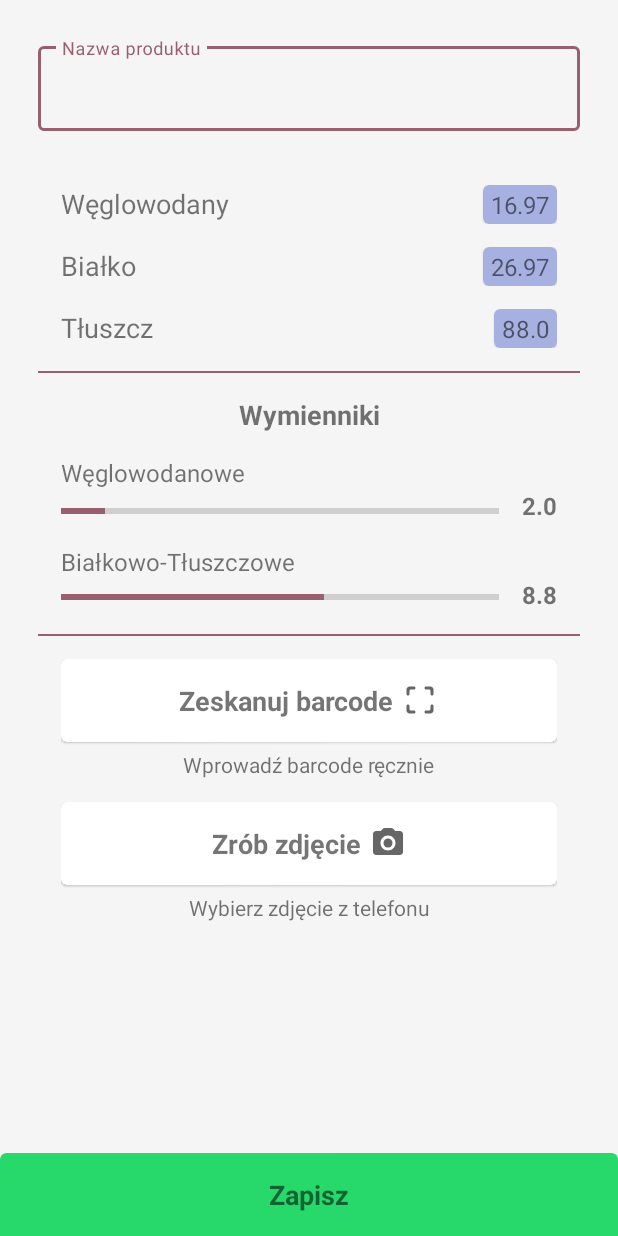
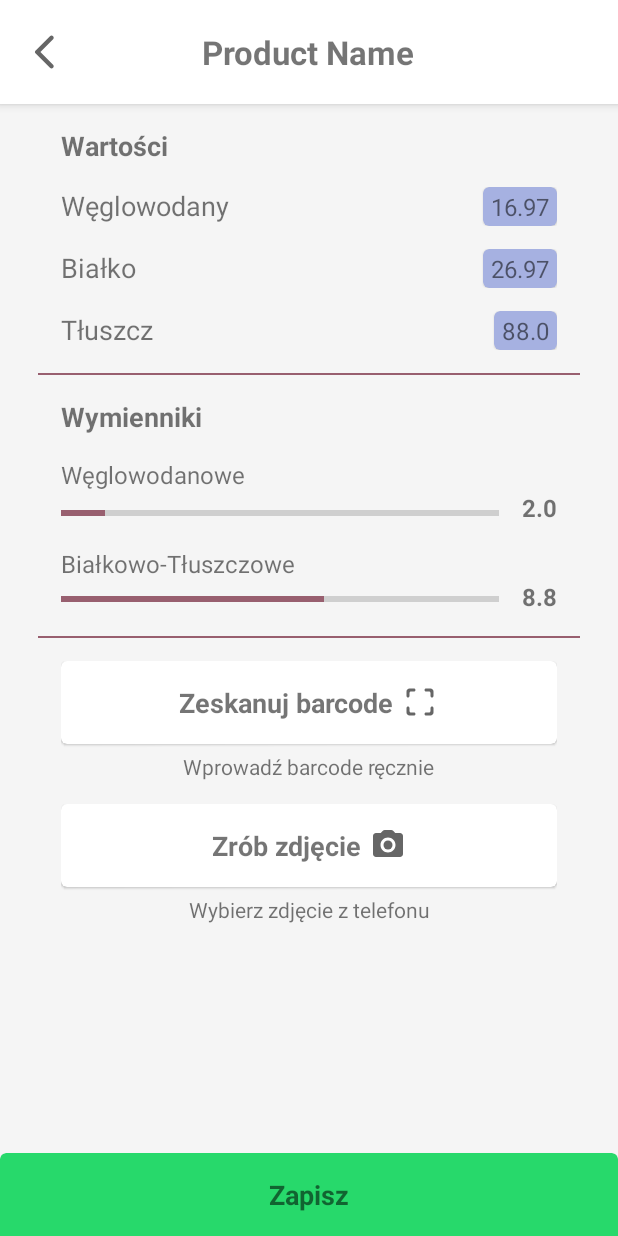
Before and after one commit to piekarskipiotr/mydiabetes, an Android app: the SaveProductActivity screen opened directly, with no data from a screen before it, on a phone screen of 412 x 824 dp. Run offline under Robolectric (Android 15) with nearby library versions, the phone set to English and light mode, and no system bars.

Commit message:
Few changes in activity_save_product.xml

```diff
--- /dev/null
+++ b/app/src/main/res/drawable/ic_round_arrow_back.xml
@@ -0,0 +1,10 @@
+<vector xmlns:android="http://schemas.android.com/apk/res/android"
+    android:width="24dp"
+    android:height="24dp"
+    android:viewportWidth="24"
+    android:viewportHeight="24"
+    android:tint="?attr/colorControlNormal">
+  <path
+      android:fillColor="@android:color/white"
+      android:pathData="M16.62,2.99c-0.49,-0.49 -1.28,-0.49 -1.77,0L6.54,11.3c-0.39,0.39 -0.39,1.02 0,1.41l8.31,8.31c0.49,0.49 1.28,0.49 1.77,0s0.49,-1.28 0,-1.77L9.38,12l7.25,-7.25c0.48,-0.48 0.48,-1.28 -0.01,-1.76z"/>
+</vector>
--- a/app/src/main/res/layout/activity_home.xml
+++ b/app/src/main/res/layout/activity_home.xml
@@ -38,8 +38,8 @@
                     android:focusable="true"
                     android:contentDescription="searchForProduct"
                     android:layout_centerVertical="true"
-                    android:layout_width="32dp"
-                    android:layout_height="32dp"
+                    android:layout_width="28dp"
+                    android:layout_height="28dp"
                     android:layout_alignParentStart="true"
                     android:layout_centerHorizontal="true"
                     android:src="@drawable/ic_round_search"/>
@@ -50,8 +50,8 @@
                     android:clickable="true"
                     android:focusable="true"
                     android:contentDescription="foodPlate"
-                    android:layout_width="32dp"
-                    android:layout_height="32dp"
+                    android:layout_width="28dp"
+                    android:layout_height="28dp"
                     android:layout_marginStart="0dp"
                     android:layout_marginEnd="16dp"
                     android:layout_centerVertical="true"
--- a/app/src/main/res/layout/activity_save_product.xml
+++ b/app/src/main/res/layout/activity_save_product.xml
@@ -1,20 +1,59 @@
 <?xml version="1.0" encoding="utf-8"?>
-<androidx.constraintlayout.widget.ConstraintLayout
+<androidx.coordinatorlayout.widget.CoordinatorLayout
     xmlns:android="http://schemas.android.com/apk/res/android"
     xmlns:app="http://schemas.android.com/apk/res-auto"
     xmlns:tools="http://schemas.android.com/tools"
     android:layout_width="match_parent"
     android:layout_height="match_parent"
     tools:context=".SaveProductActivity">
+
+    <com.google.android.material.appbar.AppBarLayout
+        android:layout_width="match_parent"
+        android:layout_height="wrap_content">
+        <com.google.android.material.appbar.MaterialToolbar
+            android:layout_width="match_parent"
+            android:layout_height="wrap_content"
+            android:background="@color/white"
+            android:layout_gravity="top">
+            <RelativeLayout
+                android:layout_width="match_parent"
+                android:layout_height="match_parent">
+                <TextView
+                    android:id="@+id/productName"
+                    android:layout_width="wrap_content"
+                    android:layout_height="match_parent"
+                    android:paddingStart="0dp"
+                    android:paddingTop="20dp"
+                    android:paddingEnd="16dp"
+                    android:paddingBottom="20dp"
+                    android:layout_centerHorizontal="true"
+                    android:text="Product Name"
+                    android:textSize="22sp"
+                    android:textStyle="bold"/>
+                <ImageView
+                    android:id="@+id/backButton"
+                    android:clickable="true"
+                    android:focusable="true"
+                    android:contentDescription="goBack"
+                    android:layout_centerVertical="true"
+                    android:layout_width="28dp"
+                    android:layout_height="28dp"
+                    android:layout_alignParentStart="true"
+                    android:layout_centerHorizontal="true"
+                    android:src="@drawable/ic_round_arrow_back"/>
+            </RelativeLayout>
+        </com.google.android.material.appbar.MaterialToolbar>
+    </com.google.android.material.appbar.AppBarLayout>
     <RelativeLayout
         android:layout_width="match_parent"
-        android:layout_height="match_parent">
+        android:layout_height="match_parent"
+        app:layout_behavior="@string/appbar_scrolling_view_behavior">
     <LinearLayout
         android:layout_above="@+id/saveButton"
         android:layout_width="match_parent"
         android:layout_height="match_parent"
         android:layout_marginStart="25dp"
-        android:layout_marginTop="25dp"
+        android:layout_marginTop="15dp"
         android:layout_marginEnd="25dp"
         android:layout_marginBottom="0dp">
         <androidx.core.widget.NestedScrollView
@@ -25,31 +64,20 @@
                 android:layout_height="match_parent"
                 android:orientation="vertical">
 
-        <com.google.android.material.textfield.TextInputLayout
-            android:id="@+id/productNameTextInputLayout"
-            android:layout_width="match_parent"
-            android:layout_height="wrap_content"
-            android:layout_marginBottom="15dp"
-            app:errorEnabled="true"
-            android:hint="Nazwa produktu"
-            app:boxStrokeColor="@color/rose_dust"
-            app:hintTextColor="@color/rose_dust"
-            style="@style/Widget.MaterialComponents.TextInputLayout.OutlinedBox">
-
-            <com.google.android.material.textfield.TextInputEditText
-                android:id="@+id/productNameTextInput"
-                android:layout_width="match_parent"
-                android:layout_height="wrap_content"
-                android:inputType="numberDecimal"
-                />
-
-        </com.google.android.material.textfield.TextInputLayout>
         <LinearLayout
             android:layout_width="match_parent"
             android:layout_height="wrap_content"
             android:layout_marginStart="15dp"
             android:layout_marginEnd="15dp"
             android:orientation="vertical">
+            <TextView
+                android:layout_width="match_parent"
+                android:layout_height="wrap_content"
+                android:layout_marginBottom="15dp"
+                android:gravity="start"
+                android:text="Wartości"
+                android:textSize="18sp"
+                android:textStyle="bold"/>
             <RelativeLayout
                 android:layout_width="match_parent"
                 android:layout_height="wrap_content"
@@ -151,7 +179,7 @@
                 android:layout_width="match_parent"
                 android:layout_height="wrap_content"
                 android:layout_marginBottom="15dp"
-                android:gravity="center"
+                android:gravity="start"
                 android:text="Wymienniki"
                 android:textSize="18sp"
                 android:textStyle="bold"/>
@@ -327,4 +355,4 @@
         </com.google.android.material.circularreveal.cardview.CircularRevealCardView>
 
     </RelativeLayout>
-</androidx.constraintlayout.widget.ConstraintLayout>
+</androidx.coordinatorlayout.widget.CoordinatorLayout>
```
